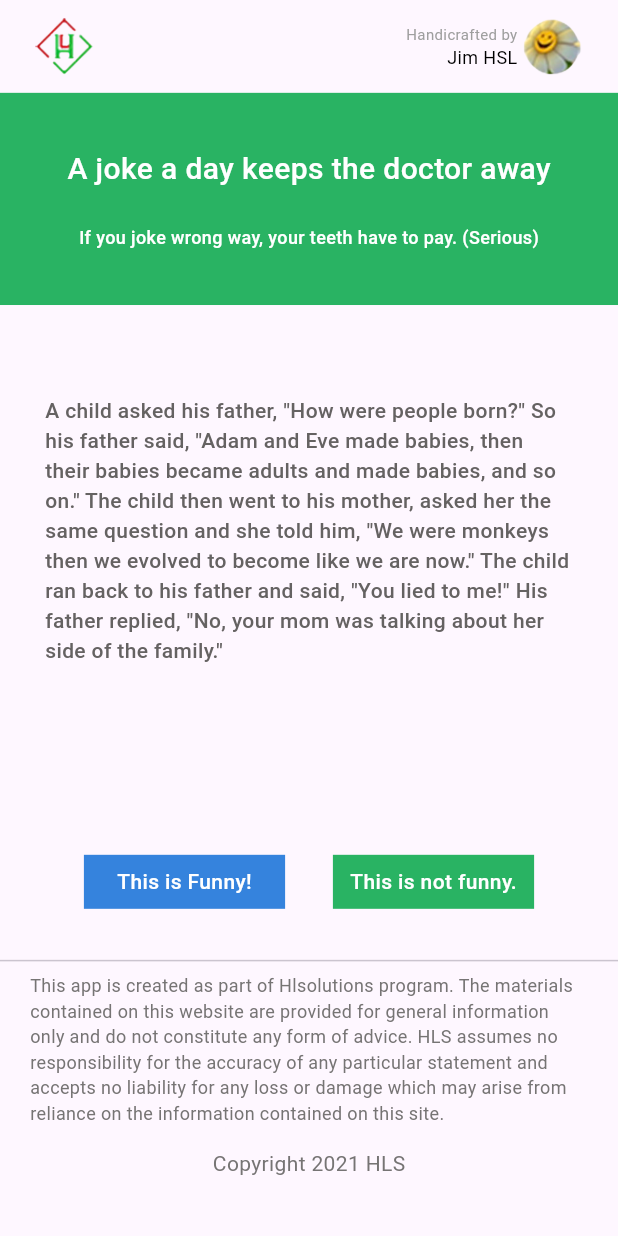
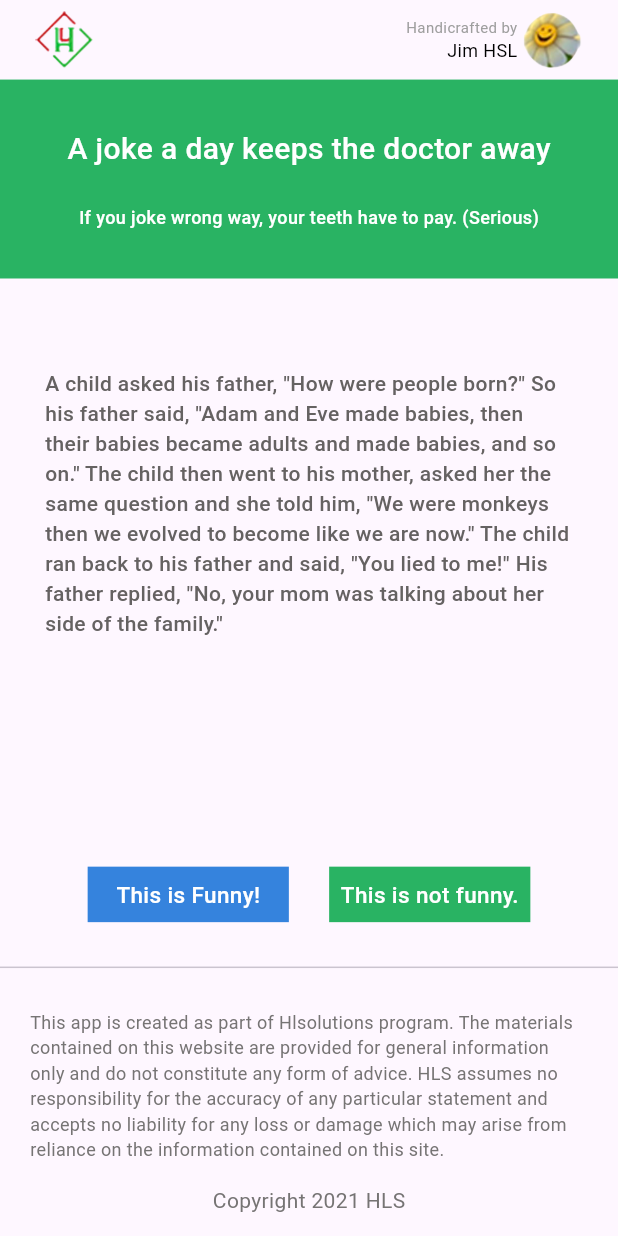
Before and after one commit to buiduong11/ex-test-exorium-company, a Flutter app: the screen it shows after launch, on a phone screen of 412 x 824 dp. Run offline on Flutter 3.47's test engine with Material 3 defaults, Android fonts, the phone set to English and light mode, and no system bars; our stand-ins replace cached_network_image, flutter_svg.

Commit message:
first commnit

```diff
--- a/lib/modules/my_home.dart
+++ b/lib/modules/my_home.dart
@@ -30,7 +30,7 @@ class MyHomePage extends StatelessWidget {
 
   Widget _buildHeader() {
     return Padding(
-      padding: EdgeInsets.symmetric(horizontal: 20.h, vertical: 10.v),
+      padding: EdgeInsets.symmetric(horizontal: 20.h, vertical: 5.v),
       child: Row(
         mainAxisAlignment: MainAxisAlignment.spaceBetween,
         children: [
@@ -73,7 +73,7 @@ class MyHomePage extends StatelessWidget {
   Widget _buildBanner() {
     return Container(
       width: double.infinity,
-      height: 160.v,
+      height: 150.v,
       color: ColorConstants.green,
       child: Column(
         mainAxisAlignment: MainAxisAlignment.center,
@@ -94,7 +94,7 @@ class MyHomePage extends StatelessWidget {
 
   Widget _buildJokeContent() {
     return Padding(
-      padding: const EdgeInsets.fromLTRB(30, 60, 30, 100),
+      padding: const EdgeInsets.fromLTRB(30, 60, 30, 130),
       child: Text(
         'A child asked his father, "How were people born?" So his father said, "Adam and Eve made babies, then their babies became adults and made babies, and so on." The child then went to his mother, asked her the same question and she told him, "We were monkeys then we evolved to become like we are now." The child ran back to his father and said, "You lied to me!" His father replied, "No, your mom was talking about her side of the family."',
         style: CustomTextStyles.textBody,
@@ -104,7 +104,7 @@ class MyHomePage extends StatelessWidget {
 
   Widget _buildActionButtons() {
     return Padding(
-      padding: EdgeInsets.symmetric(vertical: 30.v, horizontal: 40),
+      padding: EdgeInsets.symmetric(vertical: 25.v, horizontal: 45),
       child: Row(
         mainAxisAlignment: MainAxisAlignment.spaceAround,
         children: [
@@ -144,7 +144,7 @@ class MyHomePage extends StatelessWidget {
 
   Widget _buildFooter() {
     return Padding(
-      padding: const EdgeInsets.fromLTRB(20, 0, 20, 50),
+      padding: const EdgeInsets.fromLTRB(20, 20, 20, 50),
       child: Column(
         children: [
           Text(
--- a/lib/share/utils/custom_text.dart
+++ b/lib/share/utils/custom_text.dart
@@ -12,7 +12,7 @@ class CustomTextStyles {
   static get textElevatedButton => const TextStyle(
         color: Colors.white,
         fontWeight: FontWeight.w500,
-        fontSize: 14,
+        fontSize: 15,
       );
   static get textBody => const TextStyle(
         fontSize: 14,
```
Also changed, not shown: joke.png.
